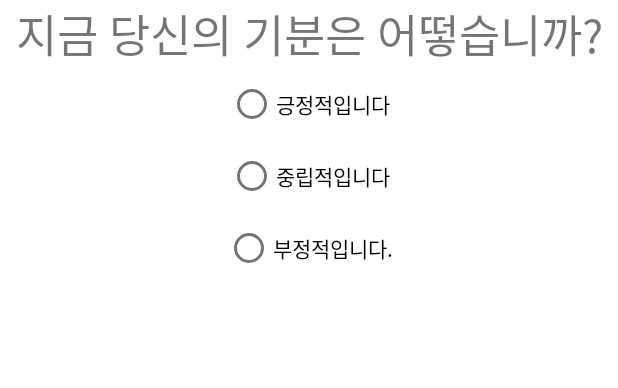
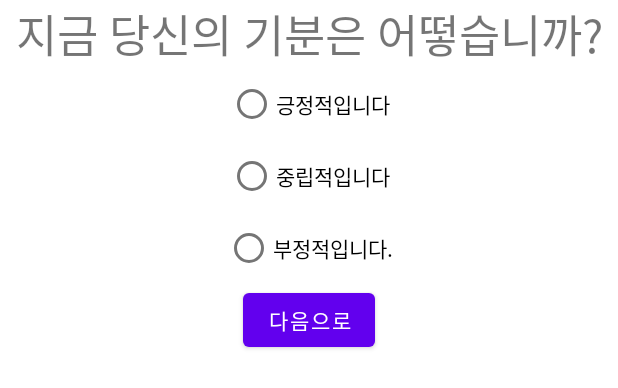
Before and after one commit to KimEuiJoong/Robot_KimSatGat_Android, an Android app: the layout question_first.xml on its own in the app's theme, with its tools: preview values and no code run, on a phone screen of 412 x 824 dp. Shown: the top 388 px of the screen. Run offline under Robolectric (Android 15) with nearby library versions, the phone set to English and light mode, and no system bars.

Commit message:
question_activity 조금 작업...

```diff
--- a/app/src/main/res/layout/question_first.xml
+++ b/app/src/main/res/layout/question_first.xml
@@ -1,41 +1,119 @@
 <?xml version="1.0" encoding="utf-8"?>
-<LinearLayout xmlns:android="http://schemas.android.com/apk/res/android"
+<FrameLayout xmlns:android="http://schemas.android.com/apk/res/android"
     xmlns:tools="http://schemas.android.com/tools"
     android:layout_width="match_parent"
-    android:layout_height="match_parent"
+    android:layout_height="wrap_content"
     android:orientation="vertical">
 
-    <TextView
+    <LinearLayout
         android:id="@+id/first_question"
         android:layout_width="match_parent"
         android:layout_height="wrap_content"
+        android:orientation="vertical"
+        android:visibility="visible" >
+
+        <TextView
+            android:id="@+id/first_question_text"
+            android:layout_width="match_parent"
+            android:layout_height="wrap_content"
+            android:gravity="center"
             android:text="지금 당신의 기분은 어떻습니까?"
-        android:textSize="30dp"
-        android:gravity="center"/>
+            android:textSize="30dp" />
 
         <RadioGroup
             android:layout_width="match_parent"
-        android:layout_height="match_parent" >
+            android:layout_height="match_parent">
 
             <RadioButton
                 android:id="@+id/positive"
                 android:layout_width="wrap_content"
                 android:layout_height="wrap_content"
-            android:text="긍정적입니다"
-            android:layout_gravity="center"/>
+                android:layout_gravity="center"
+                android:text="긍정적입니다" />
 
             <RadioButton
                 android:id="@+id/middle_way"
                 android:layout_width="wrap_content"
                 android:layout_height="wrap_content"
-            android:text="중립적입니다"
-            android:layout_gravity="center"/>
+                android:layout_gravity="center"
+                android:text="중립적입니다" />
 
             <RadioButton
                 android:id="@+id/negative"
                 android:layout_width="wrap_content"
                 android:layout_height="wrap_content"
-            android:text="부정적입니다."
-            android:layout_gravity="center"/>
+                android:layout_gravity="center"
+                android:text="부정적입니다." />
         </RadioGroup>
+        <Button
+            android:id="@+id/next_to_second_question_button"
+            android:layout_width="wrap_content"
+            android:layout_height="wrap_content"
+            android:layout_gravity="center"
+            android:text="다음으로"
+            android:onClick="next_to_second_question_button_Clicked"/>
     </LinearLayout>
+
+    <LinearLayout
+        android:id="@+id/second_question"
+        android:layout_width="match_parent"
+        android:layout_height="wrap_content"
+        android:orientation="vertical"
+        android:visibility="invisible" >
+
+        <TextView
+            android:id="@+id/second_question_text"
+            android:layout_width="wrap_content"
+            android:layout_height="wrap_content"
+            android:layout_gravity="center"
+            android:text="이런 태그는 어떻습니까?"
+            android:textSize="30dp" />
+
+        <RadioGroup
+            android:layout_width="match_parent"
+            android:layout_height="match_parent">
+
+            <RadioButton
+                android:id="@+id/Tag_1"
+                android:layout_width="wrap_content"
+                android:layout_height="wrap_content"
+                android:layout_gravity="center"
+                android:text="태그1" />
+
+            <RadioButton
+                android:id="@+id/Tag_2"
+                android:layout_width="wrap_content"
+                android:layout_height="wrap_content"
+                android:layout_gravity="center"
+                android:text="태그2" />
+
+            <RadioButton
+                android:id="@+id/Tag_3"
+                android:layout_width="wrap_content"
+                android:layout_height="wrap_content"
+                android:layout_gravity="center"
+                android:text="태그3" />
+
+            <RadioButton
+                android:id="@+id/Tag_4"
+                android:layout_width="wrap_content"
+                android:layout_height="wrap_content"
+                android:layout_gravity="center"
+                android:text="태그4" />
+
+            <RadioButton
+                android:id="@+id/Tag_5"
+                android:layout_width="wrap_content"
+                android:layout_height="wrap_content"
+                android:layout_gravity="center"
+                android:text="태그5" />
+        </RadioGroup>
+        <Button
+            android:id="@+id/submit_button"
+            android:layout_width="wrap_content"
+            android:layout_height="wrap_content"
+            android:layout_gravity="center"
+            android:text="제출하기"
+            android:onClick="submit_button_Clicked"/>
+    </LinearLayout>
+</FrameLayout>
--- a/app/src/main/res/layout/question_second.xml
+++ b/app/src/main/res/layout/question_second.xml
@@ -1,7 +1,7 @@
 <?xml version="1.0" encoding="utf-8"?>
 <LinearLayout xmlns:android="http://schemas.android.com/apk/res/android"
     android:layout_width="match_parent"
-    android:layout_height="match_parent"
+    android:layout_height="wrap_content"
     android:orientation="vertical">
 
     <TextView
```
Also changed, not shown: app/src/main/java/com/example/robot_kimsatgat_android/question_activity.java (added, +47 -0 lines), app/src/main/res/layout/main.xml (deleted, +0 -71 lines). Lines whose indentation alone changed are shown as unchanged.
